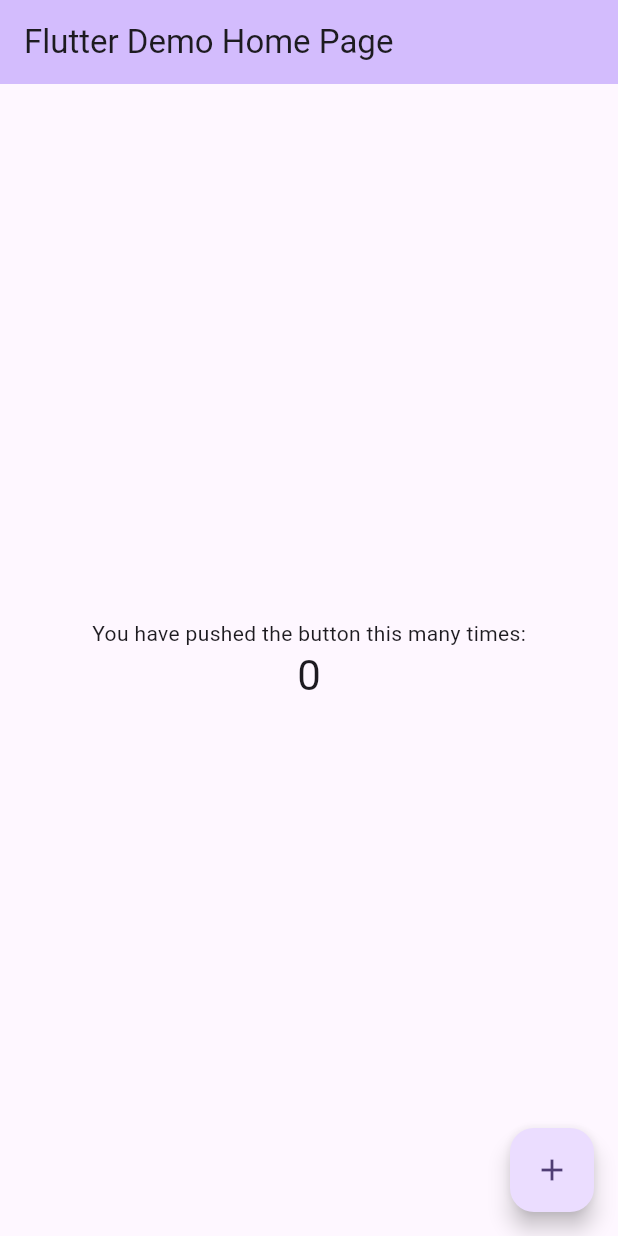
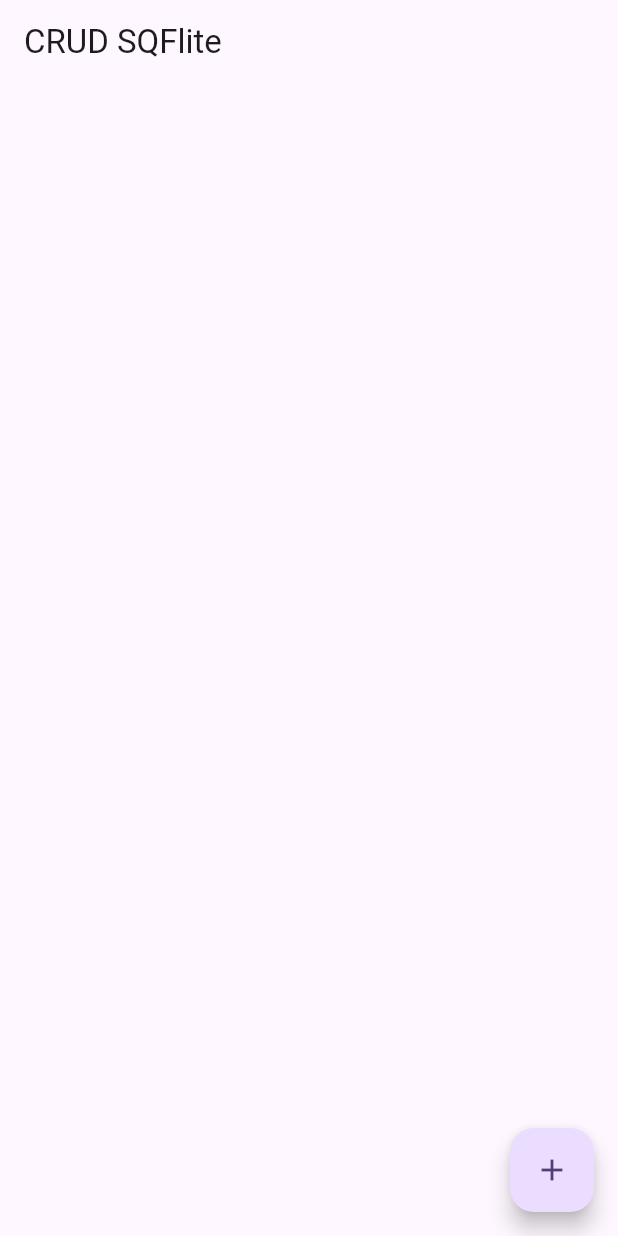
Before and after one commit to duvi03/simple-sqlite-crud, a Flutter app: the screen it shows after launch, on a phone screen of 412 x 824 dp. Run offline on Flutter 3.47's test engine with Material 3 defaults, Android fonts, the phone set to English and light mode, and no system bars; our stand-ins replace image_picker, sqflite; accounts and stored records are empty.

Commit message:
update version

```diff
--- a/lib/main.dart
+++ b/lib/main.dart
@@ -1,4 +1,6 @@
 import 'package:flutter/material.dart';
+
+import 'functionality/screen/home_screen.dart';
 
 void main() {
   runApp(const MyApp());
@@ -31,95 +33,7 @@
         colorScheme: ColorScheme.fromSeed(seedColor: Colors.deepPurple),
         useMaterial3: true,
       ),
-      home: const MyHomePage(title: 'Flutter Demo Home Page'),
+      home: const MyHomePage(),
     );
   }
 }
-
-class MyHomePage extends StatefulWidget {
-  const MyHomePage({super.key, required this.title});
-
-  // This widget is the home page of your application. It is stateful, meaning
-  // that it has a State object (defined below) that contains fields that affect
-  // how it looks.
-
-  // This class is the configuration for the state. It holds the values (in this
-  // case the title) provided by the parent (in this case the App widget) and
-  // used by the build method of the State. Fields in a Widget subclass are
-  // always marked "final".
-
-  final String title;
-
-  @override
-  State<MyHomePage> createState() => _MyHomePageState();
-}
-
-class _MyHomePageState extends State<MyHomePage> {
-  int _counter = 0;
-
-  void _incrementCounter() {
-    setState(() {
-      // This call to setState tells the Flutter framework that something has
-      // changed in this State, which causes it to rerun the build method below
-      // so that the display can reflect the updated values. If we changed
-      // _counter without calling setState(), then the build method would not be
-      // called again, and so nothing would appear to happen.
-      _counter++;
-    });
-  }
-
-  @override
-  Widget build(BuildContext context) {
-    // This method is rerun every time setState is called, for instance as done
-    // by the _incrementCounter method above.
-    //
-    // The Flutter framework has been optimized to make rerunning build methods
-    // fast, so that you can just rebuild anything that needs updating rather
-    // than having to individually change instances of widgets.
-    return Scaffold(
-      appBar: AppBar(
-        // TRY THIS: Try changing the color here to a specific color (to
-        // Colors.amber, perhaps?) and trigger a hot reload to see the AppBar
-        // change color while the other colors stay the same.
-        backgroundColor: Theme.of(context).colorScheme.inversePrimary,
-        // Here we take the value from the MyHomePage object that was created by
-        // the App.build method, and use it to set our appbar title.
-        title: Text(widget.title),
-      ),
-      body: Center(
-        // Center is a layout widget. It takes a single child and positions it
-        // in the middle of the parent.
-        child: Column(
-          // Column is also a layout widget. It takes a list of children and
-          // arranges them vertically. By default, it sizes itself to fit its
-          // children horizontally, and tries to be as tall as its parent.
-          //
-          // Column has various properties to control how it sizes itself and
-          // how it positions its children. Here we use mainAxisAlignment to
-          // center the children vertically; the main axis here is the vertical
-          // axis because Columns are vertical (the cross axis would be
-          // horizontal).
-          //
-          // TRY THIS: Invoke "debug painting" (choose the "Toggle Debug Paint"
-          // action in the IDE, or press "p" in the console), to see the
-          // wireframe for each widget.
-          mainAxisAlignment: MainAxisAlignment.center,
-          children: <Widget>[
-            const Text(
-              'You have pushed the button this many times:',
-            ),
-            Text(
-              '$_counter',
-              style: Theme.of(context).textTheme.headlineMedium,
-            ),
-          ],
-        ),
-      ),
-      floatingActionButton: FloatingActionButton(
-        onPressed: _incrementCounter,
-        tooltip: 'Increment',
-        child: const Icon(Icons.add),
-      ), // This trailing comma makes auto-formatting nicer for build methods.
-    );
-  }
-}
```
Also changed, not shown: pubspec.lock, 8 other files.
